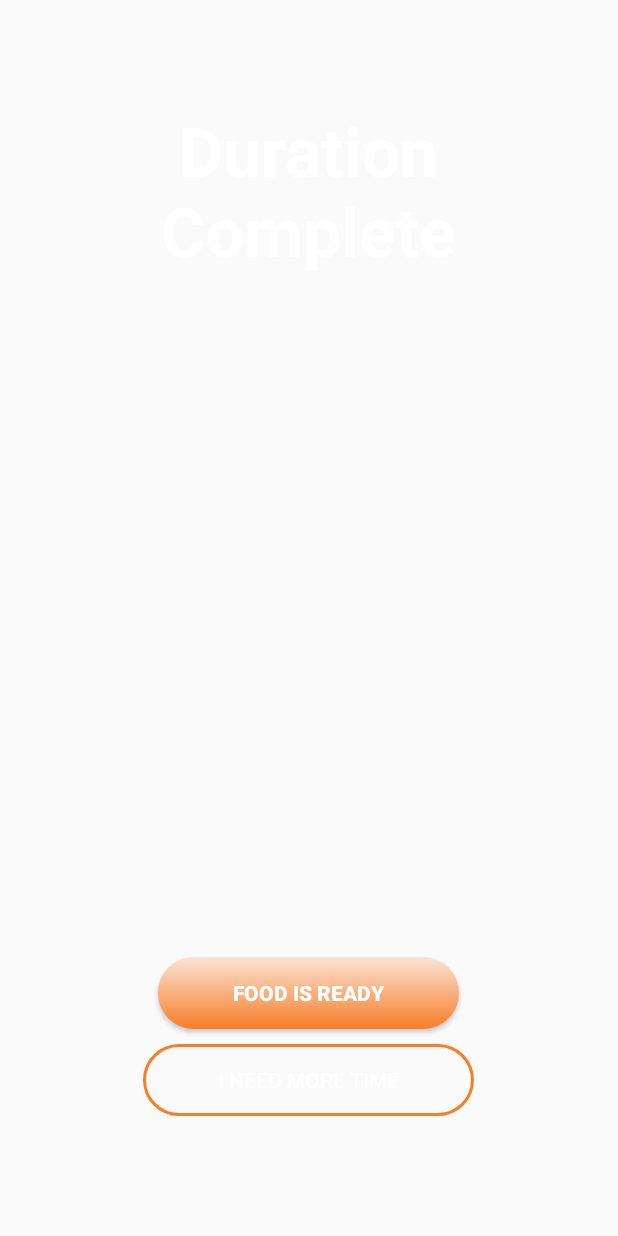
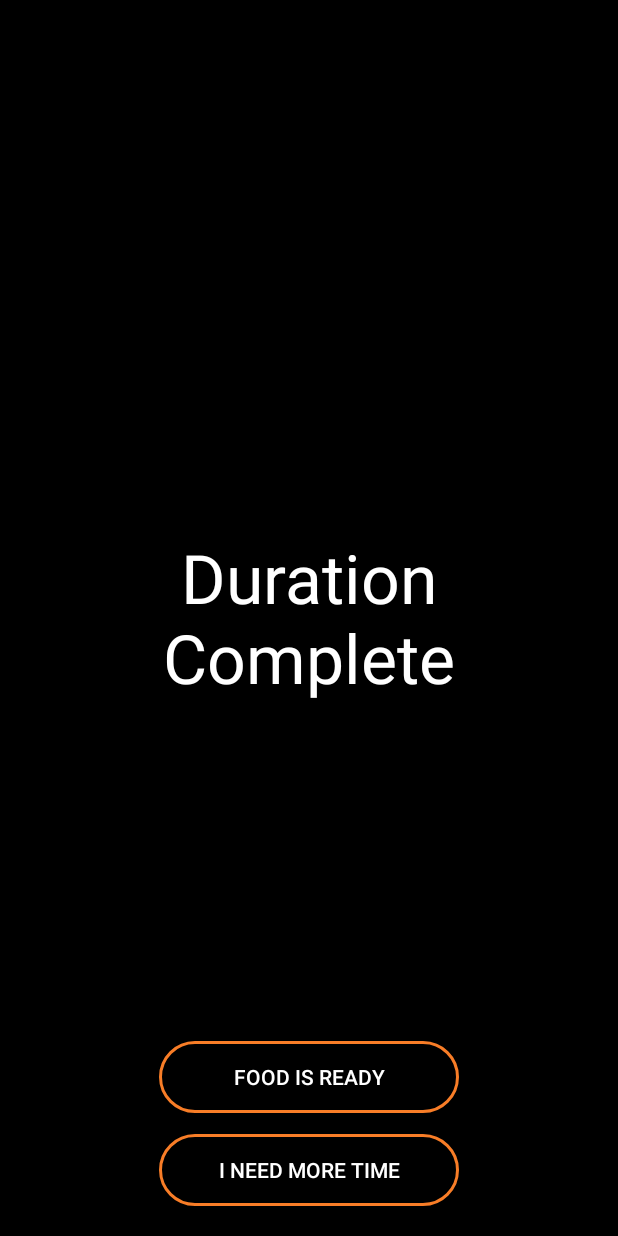
Before and after one commit to AyokunlePaul/Qulinr, an Android app: the layout layout_completed.xml on its own in the app's theme, with its tools: preview values and no code run, on a phone screen of 412 x 824 dp. Run offline under Robolectric (Android 15) with nearby library versions, the phone set to English and light mode, and no system bars; Roboto replaces fonts that are not available here.

Commit message:
Ui Review

```diff
--- a/app/src/main/res/layout/layout_completed.xml
+++ b/app/src/main/res/layout/layout_completed.xml
@@ -8,39 +8,41 @@
     </data>
 
     <RelativeLayout
+        android:background="@color/black"
         style="@style/LayoutMatchParent">
 
         <TextView
             style="@style/LayoutWrapContent"
             android:text="@string/duration_complete"
-            android:textStyle="bold"
-            android:padding="0dp"
             android:textSize="45sp"
+            fontPath ="fonts/montserrat/Montserrat_Black.otf"
             android:textColor="@color/white"
-            android:layout_centerHorizontal="true"
-            android:layout_marginTop="70dp"
+            android:layout_centerInParent="true"
             android:gravity="center"/>
 
         <Button
             style="@style/QulinrButton"
-            android:background="@drawable/round_orange_stroke_selector"
-            android:text="I NEED MORE TIME"
+            android:text="@string/food_is_ready"
+            android:padding="0dp"
+            android:width="@dimen/size_200"
             android:textColor="@color/white"
-            android:layout_marginTop="10dp"
-            android:layout_alignParentBottom="true"
-            android:layout_marginBottom="80dp"
-            android:layout_centerHorizontal="true"
-            android:id="@+id/need_more_time"/>
-
-        <Button
-            style="@style/QulinrButton"
-            android:background="@drawable/round_orange_gradient"
-            android:text="FOOD IS READY"
-            android:textColor="@color/white"
-            android:textStyle="bold"
             android:onClick="@{OnClickListener::onFoodIsReadyClicked}"
             android:layout_centerHorizontal="true"
             android:layout_above="@id/need_more_time"/>
 
+        <Button
+            style="@style/QulinrButton"
+            android:padding="0dp"
+            android:text="@string/i_need_more_time"
+            android:textColor="@color/white"
+            android:width="@dimen/size_200"
+            android:layout_marginTop="@dimen/size_14"
+            android:layout_alignParentBottom="true"
+            android:layout_marginBottom="20dp"
+            android:layout_centerHorizontal="true"
+            android:id="@+id/need_more_time"/>
+
+
+
     </RelativeLayout>
 </layout>
--- a/app/src/main/res/values/strings.xml
+++ b/app/src/main/res/values/strings.xml
@@ -7,4 +7,8 @@
     <string name="breakfast">Breakfast?</string>
     <string name="proceed">PROCEED</string>
     <string name="start_cooking">START COOKING</string>
+    <string name="i_need_more_time">I NEED MORE TIME</string>
+    <string name="food_is_ready">FOOD IS READY</string>
+    <string name="more_time">More time?</string>
+    <string name="_15mins">15mins</string>
 </resources>
```
Also changed, not shown: app/src/main/res/layout/layout_additional_time.xml (+14 -5 lines).
